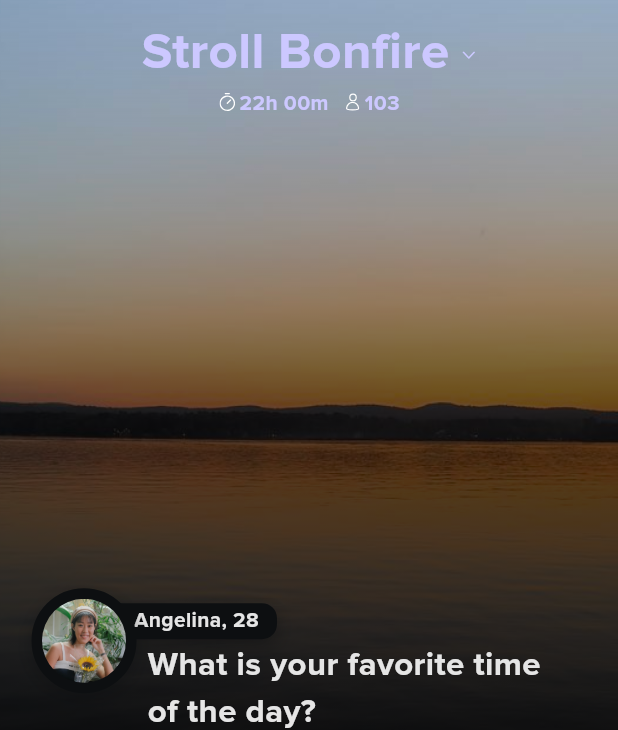
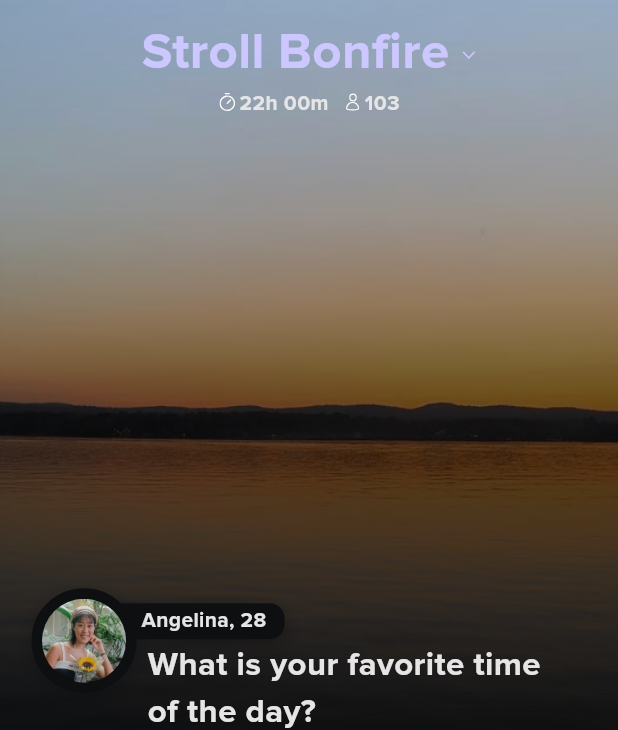
Before and after one commit to CephasPeter/stroll_bonfire, a Flutter app: the screen it shows after launch, on a phone screen of 412 x 824 dp. Shown: the top 730 px of the screen. Run offline on Flutter 3.47's test engine with Material 3 defaults, Android fonts, the phone set to English and light mode, and no system bars; our stand-ins replace easy_localization, flutter_svg.

Commit message:
-corrected profile padding and text color

```diff
--- a/lib/helpers/app_widgets.dart
+++ b/lib/helpers/app_widgets.dart
@@ -216,7 +216,7 @@ class TextWidgetWithIcon extends StatelessWidget {
         Text(
           content,
           style: TextStyle(
-            color: context.colorScheme.primaryContainer,
+            color: context.colorScheme.onSurface,
             fontSize: 14,
             fontWeight: FontWeight.w700,
           ),
--- a/lib/modules/home_page.dart
+++ b/lib/modules/home_page.dart
@@ -141,7 +141,7 @@ class _HomePageState extends State<HomePage> {
                                         ),
                                       ),
                                       child: Padding(
-                                        padding: 25.startPadding.copyWith(
+                                        padding: 30.startPadding.copyWith(
                                           end: 10
                                         ),
                                         child: Text(
```
